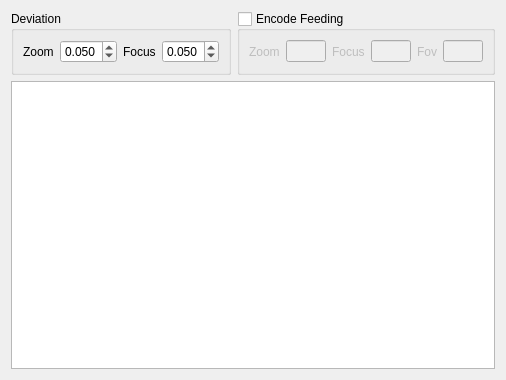
First picture: the form in src/Lens/LensWidget.ui, repository diegomazala/NCam, before the edit.
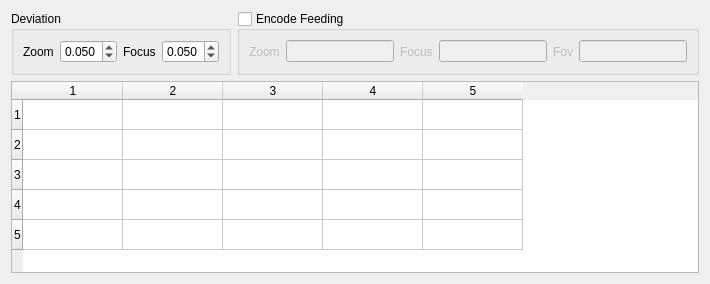
Second picture: the form after the edit.

```diff
--- a/src/Lens/LensWidget.ui
+++ b/src/Lens/LensWidget.ui
@@ -2,18 +2,10 @@
 <ui version="4.0">
  <class>LensWidget</class>
  <widget class="QWidget" name="LensWidget">
-  <property name="geometry">
-   <rect>
-    <x>0</x>
-    <y>0</y>
-    <width>506</width>
-    <height>380</height>
-   </rect>
-  </property>
   <property name="minimumSize">
    <size>
-    <width>506</width>
-    <height>380</height>
+    <width>535</width>
+    <height>256</height>
    </size>
   </property>
   <property name="windowTitle">
@@ -176,8 +168,21 @@
       <string notr="true" extracomment="Turn on encode feeding"/>
      </property>
      <property name="rowCount">
-      <number>0</number>
+      <number>5</number>
      </property>
+     <property name="columnCount">
+      <number>5</number>
+     </property>
+     <row/>
+     <row/>
+     <row/>
+     <row/>
+     <row/>
+     <column/>
+     <column/>
+     <column/>
+     <column/>
+     <column/>
     </widget>
    </item>
   </layout>
```
Left out of the diff: 5 changed lines with no effect on the pictures.
